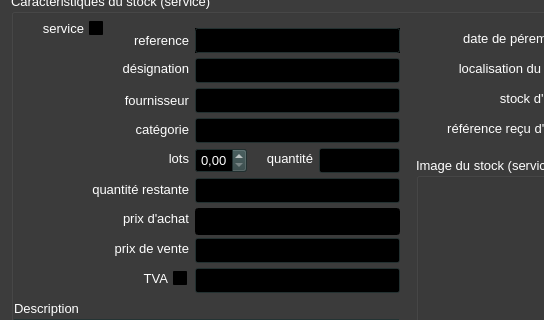
Qt form ui/yeroth-erp-modifier-window.ui (xnoumbissinoundou/yeroth-erp-3.0) before a commit; both pictures show x 0 to 544 and y 155 to 475 of the 800 by 600 pixel window.
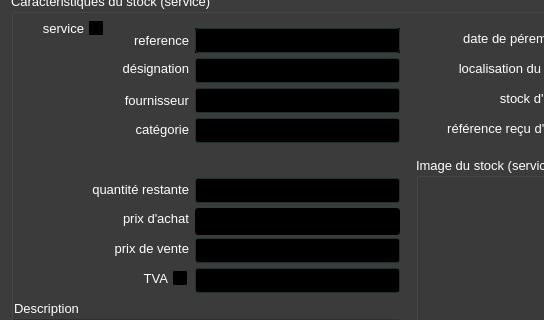
The same form after that commit. Icons and pictures are not drawn. Custom widgets are drawn as their Qt base class.

Commit message: On branch master 	modified:   bin/yeroth-erp-3-0_english.qm 	modified:   src/windows/yeroth-erp-modifier-window.cpp 	modified:   src/windows/yeroth-erp-modifier-window.hpp 	modified:   ui/yeroth-erp-modifier-window.ui 	modified:   yeroth-erp-3-0_english.ts

Patch:
```diff
--- a/ui/yeroth-erp-modifier-window.ui
+++ b/ui/yeroth-erp-modifier-window.ui
@@ -4499,492 +4499,6 @@
       </font>
      </property>
     </widget>
-    <widget class="QLabel" name="label_quantite">
-     <property name="geometry">
-      <rect>
-       <x>241</x>
-       <y>155</y>
-       <width>61</width>
-       <height>21</height>
-      </rect>
-     </property>
-     <property name="font">
-      <font>
-       <pointsize>10</pointsize>
-       <weight>50</weight>
-       <bold>false</bold>
-      </font>
-     </property>
-     <property name="layoutDirection">
-      <enum>Qt::LeftToRight</enum>
-     </property>
-     <property name="text">
-      <string>quantité</string>
-     </property>
-     <property name="alignment">
-      <set>Qt::AlignRight|Qt::AlignTrailing|Qt::AlignVCenter</set>
-     </property>
-    </widget>
-    <widget class="YerothLineEdit" name="lineEdit_quantite_par_lot">
-     <property name="enabled">
-      <bool>true</bool>
-     </property>
-     <property name="geometry">
-      <rect>
-       <x>308</x>
-       <y>155</y>
-       <width>81</width>
-       <height>25</height>
-      </rect>
-     </property>
-     <property name="palette">
-      <palette>
-       <active>
-        <colorrole role="WindowText">
-         <brush brushstyle="SolidPattern">
-          <color alpha="255">
-           <red>255</red>
-           <green>255</green>
-           <blue>255</blue>
-          </color>
-         </brush>
-        </colorrole>
-        <colorrole role="Button">
-         <brush brushstyle="SolidPattern">
-          <color alpha="255">
-           <red>47</red>
-           <green>67</green>
-           <blue>67</blue>
-          </color>
-         </brush>
-        </colorrole>
-        <colorrole role="Light">
-         <brush brushstyle="SolidPattern">
-          <color alpha="255">
-           <red>70</red>
-           <green>100</green>
-           <blue>100</blue>
-          </color>
-         </brush>
-        </colorrole>
-        <colorrole role="Midlight">
-         <brush brushstyle="SolidPattern">
-          <color alpha="255">
-           <red>58</red>
-           <green>83</green>
-           <blue>83</blue>
-          </color>
-         </brush>
-        </colorrole>
-        <colorrole role="Dark">
-         <brush brushstyle="SolidPattern">
-          <color alpha="255">
-           <red>23</red>
-           <green>33</green>
-           <blue>33</blue>
-          </color>
-         </brush>
-        </colorrole>
-        <colorrole role="Mid">
-         <brush brushstyle="SolidPattern">
-          <color alpha="255">
-           <red>31</red>
-           <green>44</green>
-           <blue>44</blue>
-          </color>
-         </brush>
-        </colorrole>
-        <colorrole role="Text">
-         <brush brushstyle="SolidPattern">
-          <color alpha="255">
-           <red>255</red>
-           <green>255</green>
-           <blue>255</blue>
-          </color>
-         </brush>
-        </colorrole>
-        <colorrole role="BrightText">
-         <brush brushstyle="SolidPattern">
-          <color alpha="255">
-           <red>255</red>
-           <green>255</green>
-           <blue>255</blue>
-          </color>
-         </brush>
-        </colorrole>
-        <colorrole role="ButtonText">
-         <brush brushstyle="SolidPattern">
-          <color alpha="255">
-           <red>255</red>
-           <green>255</green>
-           <blue>255</blue>
-          </color>
-         </brush>
-        </colorrole>
-        <colorrole role="Base">
-         <brush brushstyle="SolidPattern">
-          <color alpha="255">
-           <red>0</red>
-           <green>0</green>
-           <blue>0</blue>
-          </color>
-         </brush>
-        </colorrole>
-        <colorrole role="Window">
-         <brush brushstyle="SolidPattern">
-          <color alpha="255">
-           <red>47</red>
-           <green>67</green>
-           <blue>67</blue>
-          </color>
-         </brush>
-        </colorrole>
-        <colorrole role="Shadow">
-         <brush brushstyle="SolidPattern">
-          <color alpha="255">
-           <red>0</red>
-           <green>0</green>
-           <blue>0</blue>
-          </color>
-         </brush>
-        </colorrole>
-        <colorrole role="HighlightedText">
-         <brush brushstyle="SolidPattern">
-          <color alpha="255">
-           <red>2</red>
-           <green>160</green>
-           <blue>70</blue>
-          </color>
-         </brush>
-        </colorrole>
-        <colorrole role="AlternateBase">
-         <brush brushstyle="SolidPattern">
-          <color alpha="255">
-           <red>23</red>
-           <green>33</green>
-           <blue>33</blue>
-          </color>
-         </brush>
-        </colorrole>
-        <colorrole role="ToolTipBase">
-         <brush brushstyle="SolidPattern">
-          <color alpha="255">
-           <red>255</red>
-           <green>255</green>
-           <blue>220</blue>
-          </color>
-         </brush>
-        </colorrole>
-        <colorrole role="ToolTipText">
-         <brush brushstyle="SolidPattern">
-          <color alpha="255">
-           <red>0</red>
-           <green>0</green>
-           <blue>0</blue>
-          </color>
-         </brush>
-        </colorrole>
-       </active>
-       <inactive>
-        <colorrole role="WindowText">
-         <brush brushstyle="SolidPattern">
-          <color alpha="255">
-           <red>255</red>
-           <green>255</green>
-           <blue>255</blue>
-          </color>
-         </brush>
-        </colorrole>
-        <colorrole role="Button">
-         <brush brushstyle="SolidPattern">
-          <color alpha="255">
-           <red>47</red>
-           <green>67</green>
-           <blue>67</blue>
-          </color>
-         </brush>
-        </colorrole>
-        <colorrole role="Light">
-         <brush brushstyle="SolidPattern">
-          <color alpha="255">
-           <red>70</red>
-           <green>100</green>
-           <blue>100</blue>
-          </color>
-         </brush>
-        </colorrole>
-        <colorrole role="Midlight">
-         <brush brushstyle="SolidPattern">
-          <color alpha="255">
-           <red>58</red>
-           <green>83</green>
-           <blue>83</blue>
-          </color>
-         </brush>
-        </colorrole>
-        <colorrole role="Dark">
-         <brush brushstyle="SolidPattern">
-          <color alpha="255">
-           <red>23</red>
-           <green>33</green>
-           <blue>33</blue>
-          </color>
-         </brush>
-        </colorrole>
-        <colorrole role="Mid">
-         <brush brushstyle="SolidPattern">
-          <color alpha="255">
-           <red>31</red>
-           <green>44</green>
-           <blue>44</blue>
-          </color>
-         </brush>
-        </colorrole>
-        <colorrole role="Text">
-         <brush brushstyle="SolidPattern">
-          <color alpha="255">
-           <red>255</red>
-           <green>255</green>
-           <blue>255</blue>
-          </color>
-         </brush>
-        </colorrole>
-        <colorrole role="BrightText">
-         <brush brushstyle="SolidPattern">
-          <color alpha="255">
-           <red>255</red>
-           <green>255</green>
-           <blue>255</blue>
-          </color>
-         </brush>
-        </colorrole>
-        <colorrole role="ButtonText">
-         <brush brushstyle="SolidPattern">
-          <color alpha="255">
-           <red>255</red>
-           <green>255</green>
-           <blue>255</blue>
-          </color>
-         </brush>
-        </colorrole>
-        <colorrole role="Base">
-         <brush brushstyle="SolidPattern">
-          <color alpha="255">
-           <red>0</red>
-           <green>0</green>
-           <blue>0</blue>
-          </color>
-         </brush>
-        </colorrole>
-        <colorrole role="Window">
-         <brush brushstyle="SolidPattern">
-          <color alpha="255">
-           <red>47</red>
-           <green>67</green>
-           <blue>67</blue>
-          </color>
-         </brush>
-        </colorrole>
-        <colorrole role="Shadow">
-         <brush brushstyle="SolidPattern">
-          <color alpha="255">
-           <red>0</red>
-           <green>0</green>
-           <blue>0</blue>
-          </color>
-         </brush>
-        </colorrole>
-        <colorrole role="HighlightedText">
-         <brush brushstyle="SolidPattern">
-          <color alpha="255">
-           <red>2</red>
-           <green>160</green>
-           <blue>70</blue>
-          </color>
-         </brush>
-        </colorrole>
-        <colorrole role="AlternateBase">
-         <brush brushstyle="SolidPattern">
-          <color alpha="255">
-           <red>23</red>
-           <green>33</green>
-           <blue>33</blue>
-          </color>
-         </brush>
-        </colorrole>
-        <colorrole role="ToolTipBase">
-         <brush brushstyle="SolidPattern">
-          <color alpha="255">
-           <red>255</red>
-           <green>255</green>
-           <blue>220</blue>
-          </color>
-         </brush>
-        </colorrole>
-        <colorrole role="ToolTipText">
-         <brush brushstyle="SolidPattern">
-          <color alpha="255">
-           <red>0</red>
-           <green>0</green>
-           <blue>0</blue>
-          </color>
-         </brush>
-        </colorrole>
-       </inactive>
-       <disabled>
-        <colorrole role="WindowText">
-         <brush brushstyle="SolidPattern">
-          <color alpha="255">
-           <red>23</red>
-           <green>33</green>
-           <blue>33</blue>
-          </color>
-         </brush>
-        </colorrole>
-        <colorrole role="Button">
-         <brush brushstyle="SolidPattern">
-          <color alpha="255">
-           <red>47</red>
-           <green>67</green>
-           <blue>67</blue>
-          </color>
-         </brush>
-        </colorrole>
-        <colorrole role="Light">
-         <brush brushstyle="SolidPattern">
-          <color alpha="255">
-           <red>70</red>
-           <green>100</green>
-           <blue>100</blue>
-          </color>
-         </brush>
-        </colorrole>
-        <colorrole role="Midlight">
-         <brush brushstyle="SolidPattern">
-          <color alpha="255">
-           <red>58</red>
-           <green>83</green>
-           <blue>83</blue>
-          </color>
-         </brush>
-        </colorrole>
-        <colorrole role="Dark">
-         <brush brushstyle="SolidPattern">
-          <color alpha="255">
-           <red>23</red>
-           <green>33</green>
-           <blue>33</blue>
-          </color>
-         </brush>
-        </colorrole>
-        <colorrole role="Mid">
-         <brush brushstyle="SolidPattern">
-          <color alpha="255">
-           <red>31</red>
-           <green>44</green>
-           <blue>44</blue>
-          </color>
-         </brush>
-        </colorrole>
-        <colorrole role="Text">
-         <brush brushstyle="SolidPattern">
-          <color alpha="255">
-           <red>23</red>
-           <green>33</green>
-           <blue>33</blue>
-          </color>
-         </brush>
-        </colorrole>
-        <colorrole role="BrightText">
-         <brush brushstyle="SolidPattern">
-          <color alpha="255">
-           <red>255</red>
-           <green>255</green>
-           <blue>255</blue>
-          </color>
-         </brush>
-        </colorrole>
-        <colorrole role="ButtonText">
-         <brush brushstyle="SolidPattern">
-          <color alpha="255">
-           <red>23</red>
-           <green>33</green>
-           <blue>33</blue>
-          </color>
-         </brush>
-        </colorrole>
-        <colorrole role="Base">
-         <brush brushstyle="SolidPattern">
-          <color alpha="255">
-           <red>47</red>
-           <green>67</green>
-           <blue>67</blue>
-          </color>
-         </brush>
-        </colorrole>
-        <colorrole role="Window">
-         <brush brushstyle="SolidPattern">
-          <color alpha="255">
-           <red>47</red>
-           <green>67</green>
-           <blue>67</blue>
-          </color>
-         </brush>
-        </colorrole>
-        <colorrole role="Shadow">
-         <brush brushstyle="SolidPattern">
-          <color alpha="255">
-           <red>0</red>
-           <green>0</green>
-           <blue>0</blue>
-          </color>
-         </brush>
-        </colorrole>
-        <colorrole role="HighlightedText">
-         <brush brushstyle="SolidPattern">
-          <color alpha="255">
-           <red>2</red>
-           <green>160</green>
-           <blue>70</blue>
-          </color>
-         </brush>
-        </colorrole>
-        <colorrole role="AlternateBase">
-         <brush brushstyle="SolidPattern">
-          <color alpha="255">
-           <red>47</red>
-           <green>67</green>
-           <blue>67</blue>
-          </color>
-         </brush>
-        </colorrole>
-        <colorrole role="ToolTipBase">
-         <brush brushstyle="SolidPattern">
-          <color alpha="255">
-           <red>255</red>
-           <green>255</green>
-           <blue>220</blue>
-          </color>
-         </brush>
-        </colorrole>
-        <colorrole role="ToolTipText">
-         <brush brushstyle="SolidPattern">
-          <color alpha="255">
-           <red>0</red>
-           <green>0</green>
-           <blue>0</blue>
-          </color>
-         </brush>
-        </colorrole>
-       </disabled>
-      </palette>
-     </property>
-     <property name="font">
-      <font>
-       <pointsize>10</pointsize>
-      </font>
-     </property>
-    </widget>
     <widget class="QLabel" name="label_categorie">
      <property name="geometry">
       <rect>
@@ -6914,498 +6428,6 @@
       </font>
      </property>
     </widget>
-    <widget class="QLabel" name="label_lots">
-     <property name="geometry">
-      <rect>
-       <x>5</x>
-       <y>155</y>
-       <width>173</width>
-       <height>21</height>
-      </rect>
-     </property>
-     <property name="font">
-      <font>
-       <pointsize>10</pointsize>
-       <weight>50</weight>
-       <bold>false</bold>
-      </font>
-     </property>
-     <property name="layoutDirection">
-      <enum>Qt::LeftToRight</enum>
-     </property>
-     <property name="text">
-      <string>lots</string>
-     </property>
-     <property name="alignment">
-      <set>Qt::AlignRight|Qt::AlignTrailing|Qt::AlignVCenter</set>
-     </property>
-    </widget>
-    <widget class="YerothSpinBox" name="spinBox_lots">
-     <property name="enabled">
-      <bool>true</bool>
-     </property>
-     <property name="geometry">
-      <rect>
-       <x>184</x>
-       <y>155</y>
-       <width>52</width>
-       <height>25</height>
-      </rect>
-     </property>
-     <property name="palette">
-      <palette>
-       <active>
-        <colorrole role="WindowText">
-         <brush brushstyle="SolidPattern">
-          <color alpha="255">
-           <red>255</red>
-           <green>255</green>
-           <blue>255</blue>
-          </color>
-         </brush>
-        </colorrole>
-        <colorrole role="Button">
-         <brush brushstyle="SolidPattern">
-          <color alpha="255">
-           <red>47</red>
-           <green>67</green>
-           <blue>67</blue>
-          </color>
-         </brush>
-        </colorrole>
-        <colorrole role="Light">
-         <brush brushstyle="SolidPattern">
-          <color alpha="255">
-           <red>70</red>
-           <green>100</green>
-           <blue>100</blue>
-          </color>
-         </brush>
-        </colorrole>
-        <colorrole role="Midlight">
-         <brush brushstyle="SolidPattern">
-          <color alpha="255">
-           <red>58</red>
-           <green>83</green>
-           <blue>83</blue>
-          </color>
-         </brush>
-        </colorrole>
-        <colorrole role="Dark">
-         <brush brushstyle="SolidPattern">
-          <color alpha="255">
-           <red>23</red>
-           <green>33</green>
-           <blue>33</blue>
-          </color>
-         </brush>
-        </colorrole>
-        <colorrole role="Mid">
-         <brush brushstyle="SolidPattern">
-          <color alpha="255">
-           <red>31</red>
-           <green>44</green>
-           <blue>44</blue>
-          </color>
-         </brush>
-        </colorrole>
-        <colorrole role="Text">
-         <brush brushstyle="SolidPattern">
-          <color alpha="255">
-           <red>255</red>
-           <green>255</green>
-           <blue>255</blue>
-          </color>
-         </brush>
-        </colorrole>
-        <colorrole role="BrightText">
-         <brush brushstyle="SolidPattern">
-          <color alpha="255">
-           <red>255</red>
-           <green>255</green>
-           <blue>255</blue>
-          </color>
-         </brush>
-        </colorrole>
-        <colorrole role="ButtonText">
-         <brush brushstyle="SolidPattern">
-          <color alpha="255">
-           <red>255</red>
-           <green>255</green>
-           <blue>255</blue>
-          </color>
-         </brush>
-        </colorrole>
-        <colorrole role="Base">
-         <brush brushstyle="SolidPattern">
-          <color alpha="255">
-           <red>0</red>
-           <green>0</green>
-           <blue>0</blue>
-          </color>
-         </brush>
-        </colorrole>
-        <colorrole role="Window">
-         <brush brushstyle="SolidPattern">
-          <color alpha="255">
-           <red>47</red>
-           <green>67</green>
-           <blue>67</blue>
-          </color>
-         </brush>
-        </colorrole>
-        <colorrole role="Shadow">
-         <brush brushstyle="SolidPattern">
-          <color alpha="255">
-           <red>0</red>
-           <green>0</green>
-           <blue>0</blue>
-          </color>
-         </brush>
-        </colorrole>
-        <colorrole role="HighlightedText">
-         <brush brushstyle="SolidPattern">
-          <color alpha="255">
-           <red>2</red>
-           <green>160</green>
-           <blue>70</blue>
-          </color>
-         </brush>
-        </colorrole>
-        <colorrole role="AlternateBase">
-         <brush brushstyle="SolidPattern">
-          <color alpha="255">
-           <red>23</red>
-           <green>33</green>
-           <blue>33</blue>
-          </color>
-         </brush>
-        </colorrole>
-        <colorrole role="ToolTipBase">
-         <brush brushstyle="SolidPattern">
-          <color alpha="255">
-           <red>255</red>
-           <green>255</green>
-           <blue>220</blue>
-          </color>
-         </brush>
-        </colorrole>
-        <colorrole role="ToolTipText">
-         <brush brushstyle="SolidPattern">
-          <color alpha="255">
-           <red>0</red>
-           <green>0</green>
-           <blue>0</blue>
-          </color>
-         </brush>
-        </colorrole>
-       </active>
-       <inactive>
-        <colorrole role="WindowText">
-         <brush brushstyle="SolidPattern">
-          <color alpha="255">
-           <red>255</red>
-           <green>255</green>
-           <blue>255</blue>
-          </color>
-         </brush>
-        </colorrole>
-        <colorrole role="Button">
-         <brush brushstyle="SolidPattern">
-          <color alpha="255">
-           <red>47</red>
-           <green>67</green>
-           <blue>67</blue>
-          </color>
-         </brush>
-        </colorrole>
-        <colorrole role="Light">
-         <brush brushstyle="SolidPattern">
-          <color alpha="255">
-           <red>70</red>
-           <green>100</green>
-           <blue>100</blue>
-          </color>
-         </brush>
-        </colorrole>
-        <colorrole role="Midlight">
-         <brush brushstyle="SolidPattern">
-          <color alpha="255">
-           <red>58</red>
-           <green>83</green>
-           <blue>83</blue>
-          </color>
-         </brush>
-        </colorrole>
-        <colorrole role="Dark">
-         <brush brushstyle="SolidPattern">
-          <color alpha="255">
-           <red>23</red>
-           <green>33</green>
-           <blue>33</blue>
-          </color>
-         </brush>
-        </colorrole>
-        <colorrole role="Mid">
-         <brush brushstyle="SolidPattern">
-          <color alpha="255">
-           <red>31</red>
-           <green>44</green>
-           <blue>44</blue>
-          </color>
-         </brush>
-        </colorrole>
-        <colorrole role="Text">
-         <brush brushstyle="SolidPattern">
-          <color alpha="255">
-           <red>255</red>
-           <green>255</green>
-           <blue>255</blue>
-          </color>
-         </brush>
-        </colorrole>
-        <colorrole role="BrightText">
-         <brush brushstyle="SolidPattern">
-          <color alpha="255">
-           <red>255</red>
-           <green>255</green>
-           <blue>255</blue>
-          </color>
-         </brush>
-        </colorrole>
-        <colorrole role="ButtonText">
-         <brush brushstyle="SolidPattern">
-          <color alpha="255">
-           <red>255</red>
-           <green>255</green>
-           <blue>255</blue>
-          </color>
-         </brush>
-        </colorrole>
-        <colorrole role="Base">
-         <brush brushstyle="SolidPattern">
-          <color alpha="255">
-           <red>0</red>
-           <green>0</green>
-           <blue>0</blue>
-          </color>
-         </brush>
-        </colorrole>
-        <colorrole role="Window">
-         <brush brushstyle="SolidPattern">
-          <color alpha="255">
-           <red>47</red>
-           <green>67</green>
-           <blue>67</blue>
-          </color>
-         </brush>
-        </colorrole>
-        <colorrole role="Shadow">
-         <brush brushstyle="SolidPattern">
-          <color alpha="255">
-           <red>0</red>
-           <green>0</green>
-           <blue>0</blue>
-          </color>
-         </brush>
-        </colorrole>
-        <colorrole role="HighlightedText">
-         <brush brushstyle="SolidPattern">
-          <color alpha="255">
-           <red>2</red>
-           <green>160</green>
-           <blue>70</blue>
-          </color>
-         </brush>
-        </colorrole>
-        <colorrole role="AlternateBase">
-         <brush brushstyle="SolidPattern">
-          <color alpha="255">
-           <red>23</red>
-           <green>33</green>
-           <blue>33</blue>
-          </color>
-         </brush>
-        </colorrole>
-        <colorrole role="ToolTipBase">
-         <brush brushstyle="SolidPattern">
-          <color alpha="255">
-           <red>255</red>
-           <green>255</green>
-           <blue>220</blue>
-          </color>
-         </brush>
-        </colorrole>
-        <colorrole role="ToolTipText">
-         <brush brushstyle="SolidPattern">
-          <color alpha="255">
-           <red>0</red>
-           <green>0</green>
-           <blue>0</blue>
-          </color>
-         </brush>
-        </colorrole>
-       </inactive>
-       <disabled>
-        <colorrole role="WindowText">
-         <brush brushstyle="SolidPattern">
-          <color alpha="255">
-           <red>23</red>
-           <green>33</green>
-           <blue>33</blue>
-          </color>
-         </brush>
-        </colorrole>
-        <colorrole role="Button">
-         <brush brushstyle="SolidPattern">
-          <color alpha="255">
-           <red>47</red>
-           <green>67</green>
-           <blue>67</blue>
-          </color>
-         </brush>
-        </colorrole>
-        <colorrole role="Light">
-         <brush brushstyle="SolidPattern">
-          <color alpha="255">
-           <red>70</red>
-           <green>100</green>
-           <blue>100</blue>
-          </color>
-         </brush>
-        </colorrole>
-        <colorrole role="Midlight">
-         <brush brushstyle="SolidPattern">
-          <color alpha="255">
-           <red>58</red>
-           <green>83</green>
-           <blue>83</blue>
-          </color>
-         </brush>
-        </colorrole>
-        <colorrole role="Dark">
-         <brush brushstyle="SolidPattern">
-          <color alpha="255">
-           <red>23</red>
-           <green>33</green>
-           <blue>33</blue>
-          </color>
-         </brush>
-        </colorrole>
-        <colorrole role="Mid">
-         <brush brushstyle="SolidPattern">
-          <color alpha="255">
-           <red>31</red>
-           <green>44</green>
-           <blue>44</blue>
-          </color>
-         </brush>
-        </colorrole>
-        <colorrole role="Text">
-         <brush brushstyle="SolidPattern">
-          <color alpha="255">
-           <red>23</red>
-           <green>33</green>
-           <blue>33</blue>
-          </color>
-         </brush>
-        </colorrole>
-        <colorrole role="BrightText">
-         <brush brushstyle="SolidPattern">
-          <color alpha="255">
-           <red>255</red>
-           <green>255</green>
-           <blue>255</blue>
-          </color>
-         </brush>
-        </colorrole>
-        <colorrole role="ButtonText">
-         <brush brushstyle="SolidPattern">
-          <color alpha="255">
-           <red>23</red>
-           <green>33</green>
-           <blue>33</blue>
-          </color>
-         </brush>
-        </colorrole>
-        <colorrole role="Base">
-         <brush brushstyle="SolidPattern">
-          <color alpha="255">
-           <red>47</red>
-           <green>67</green>
-           <blue>67</blue>
-          </color>
-         </brush>
-        </colorrole>
-        <colorrole role="Window">
-         <brush brushstyle="SolidPattern">
-          <color alpha="255">
-           <red>47</red>
-           <green>67</green>
-           <blue>67</blue>
-          </color>
-         </brush>
-        </colorrole>
-        <colorrole role="Shadow">
-         <brush brushstyle="SolidPattern">
-          <color alpha="255">
-           <red>0</red>
-           <green>0</green>
-           <blue>0</blue>
-          </color>
-         </brush>
-        </colorrole>
-        <colorrole role="HighlightedText">
-         <brush brushstyle="SolidPattern">
-          <color alpha="255">
-           <red>2</red>
-           <green>160</green>
-           <blue>70</blue>
-          </color>
-         </brush>
-        </colorrole>
-        <colorrole role="AlternateBase">
-         <brush brushstyle="SolidPattern">
-          <color alpha="255">
-           <red>47</red>
-           <green>67</green>
-           <blue>67</blue>
-          </color>
-         </brush>
-        </colorrole>
-        <colorrole role="ToolTipBase">
-         <brush brushstyle="SolidPattern">
-          <color alpha="255">
-           <red>255</red>
-           <green>255</green>
-           <blue>220</blue>
-          </color>
-         </brush>
-        </colorrole>
-        <colorrole role="ToolTipText">
-         <brush brushstyle="SolidPattern">
-          <color alpha="255">
-           <red>0</red>
-           <green>0</green>
-           <blue>0</blue>
-          </color>
-         </brush>
-        </colorrole>
-       </disabled>
-      </palette>
-     </property>
-     <property name="font">
-      <font>
-       <pointsize>10</pointsize>
-      </font>
-     </property>
-     <property name="alignment">
-      <set>Qt::AlignCenter</set>
-     </property>
-     <property name="minimum">
-      <double>0.000000000000000</double>
-     </property>
-    </widget>
     <widget class="YerothLineEdit" name="lineEdit_quantite_restante">
      <property name="geometry">
       <rect>
@@ -14069,11 +13091,6 @@
    <extends>QCheckBox</extends>
    <header>src/widgets/yeroth-erp-qcheckbox.hpp</header>
   </customwidget>
-  <customwidget>
-   <class>YerothSpinBox</class>
-   <extends>QDoubleSpinBox</extends>
-   <header>src/widgets/yeroth-erp-spinbox.hpp</header>
-  </customwidget>
  </customwidgets>
  <tabstops>
   <tabstop>lineEdit_reference_produit</tabstop>
```
Left out of the diff: 2 changed lines with no effect on the pictures. The commit also changes 4 other files.
